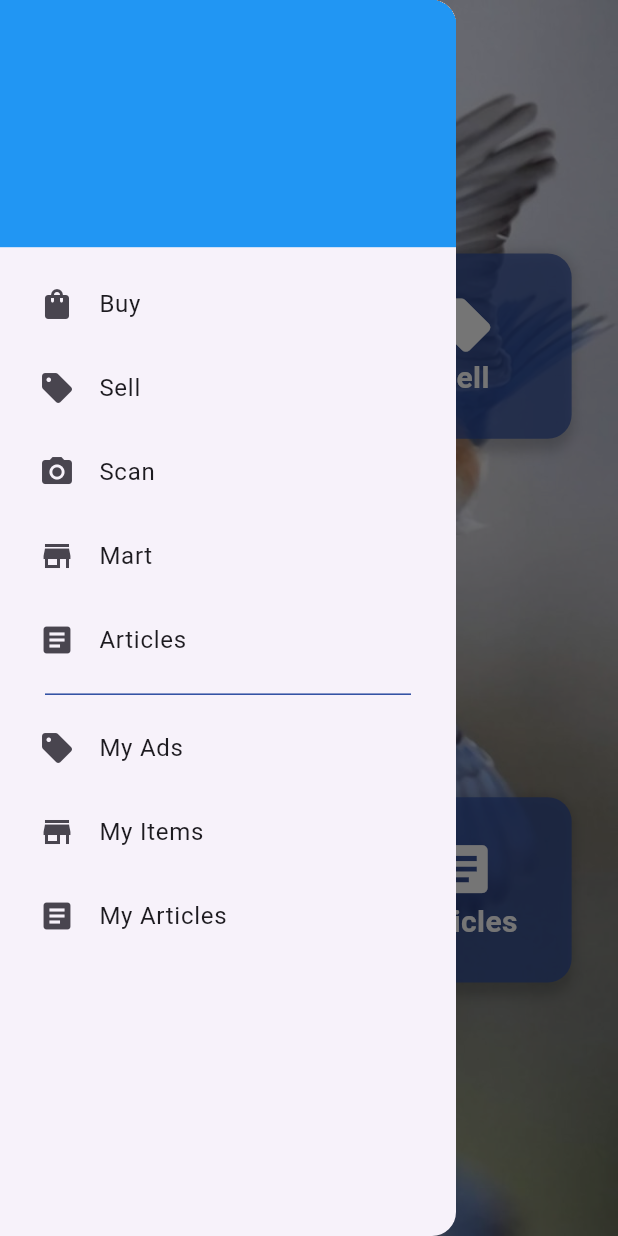
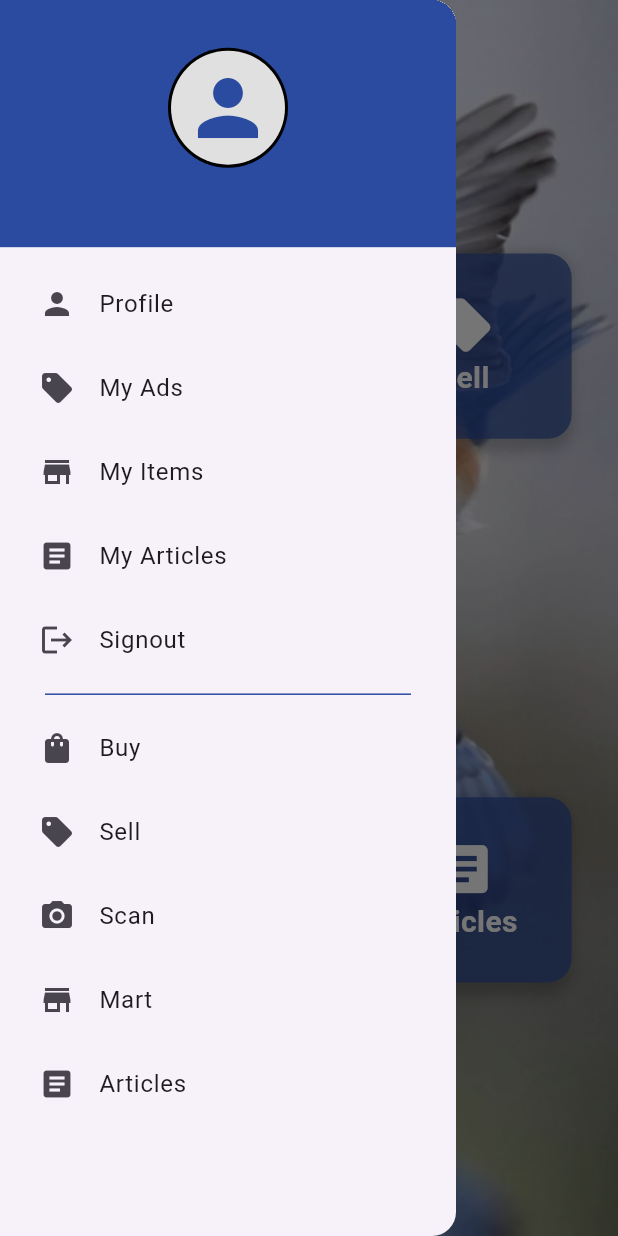
Before and after one commit to YaqoobAhmed/BIrdsApp, a Flutter app: the OnboardingScreen screen opened directly, with the side drawer open, on a phone screen of 412 x 824 dp. Run offline on Flutter 3.47's test engine with Material 3 defaults, Android fonts, the phone set to English and light mode, and no system bars; our stand-ins replace cloud_firestore, curved_labeled_navigation_bar, firebase_auth, firebase_core, firebase_storage, flutter_image_compress and 2 more; accounts and stored records are empty.

Commit message:
final design of drawer

```diff
--- a/lib/Views/Onboarding/Screen/onboarding.dart
+++ b/lib/Views/Onboarding/Screen/onboarding.dart
@@ -1,4 +1,6 @@
+import 'package:firebase/Views/Login/login.dart';
 import 'package:firebase/Views/Onboarding/Widget/onboard_container.dart';
+import 'package:firebase/Views/Profile/Screen/Profile_screen.dart';
 import 'package:firebase/colors.dart';
 import 'package:firebase/navBar.dart';
 import 'package:firebase_auth/firebase_auth.dart';
@@ -17,53 +19,112 @@ class _NavigationDrawerState extends State<NavigationDrawer> {
   @override
   Widget build(BuildContext context) {
     return Drawer(
-      child: StreamBuilder<User?>(
-        stream: FirebaseAuth.instance.authStateChanges(),
-        builder: (context, snapshot) {
-          if (snapshot.connectionState == ConnectionState.waiting) {
-            return CircularProgressIndicator();
-          } else {
-            User? currentUser = snapshot.data;
-            return Column(
+        child: Column(
       crossAxisAlignment: CrossAxisAlignment.start,
       children: [
-                buildHeader(context, currentUser),
+        buildHeader(context),
         buildMenuItems(context),
       ],
-            );
-          }
-        },
-      ),
-    );
+    ));
   }
 }
 
-Widget buildHeader(BuildContext context, User? user) => Container(
+Widget buildHeader(BuildContext context) => GestureDetector(
+      onTap: () => Navigator.pushReplacement(
+          context,
+          MaterialPageRoute(
+            builder: (context) => ProfileScreen(),
+          )),
+      child: Container(
         height: MediaQuery.of(context).size.height * 0.2,
         width: MediaQuery.of(context).size.width * 1,
-      color: Colors.blue,
-      padding:
-          EdgeInsets.only(top: MediaQuery.of(context).padding.top, bottom: 24),
+        color: blueColor,
+        padding: EdgeInsets.only(
+            top: MediaQuery.of(context).padding.top, bottom: 20),
         child: Column(
           mainAxisAlignment: MainAxisAlignment.end,
           crossAxisAlignment: CrossAxisAlignment.center,
           children: [
-          Text(
-            user?.displayName ?? 'No Name',
-            style: TextStyle(color: Colors.white),
+            Center(
+              child: CircleAvatar(
+                radius: 40,
+                backgroundColor: Colors.black,
+                child: CircleAvatar(
+                  backgroundColor: Colors.grey.shade300,
+                  radius: 38,
+                  child: Center(
+                    child: Icon(
+                      Icons.person,
+                      size: 60,
+                      color: blueColor,
+                    ),
+                  ),
+                ),
+              ),
+            ),
+            SizedBox(
+              height: 10,
             ),
             Text(
-            user?.email ?? '',
-            style: TextStyle(color: Colors.white),
+              currentUser.email ?? 'Not Available',
+              style: TextStyle(
+                  color: Colors.white,
+                  fontSize: 16,
+                  fontWeight: FontWeight.w500),
             ),
           ],
         ),
+      ),
     );
+
 Widget buildMenuItems(BuildContext context) => SingleChildScrollView(
       child: Padding(
         padding: const EdgeInsets.all(10.0),
         child: Column(
           children: [
+            ListTile(
+              onTap: () => Navigator.pushReplacement(
+                  context,
+                  MaterialPageRoute(
+                    builder: (context) => ProfileScreen(),
+                  )),
+              leading: Icon(Icons.person),
+              title: Text("Profile"),
+            ),
+            ListTile(
+              onTap: () {},
+              leading: Icon(Icons.sell),
+              title: Text("My Ads"),
+            ),
+            ListTile(
+              onTap: () {},
+              leading: Icon(Icons.store),
+              title: Text("My Items"),
+            ),
+            ListTile(
+              onTap: () {},
+              leading: Icon(Icons.article),
+              title: Text("My Articles"),
+            ),
+            ListTile(
+              onTap: () async {
+                await FirebaseAuth.instance.signOut();
+                Navigator.pushAndRemoveUntil(
+                  context,
+                  MaterialPageRoute(
+                    builder: (context) => LoginView(),
+                  ),
+                  (route) => false,
+                );
+              },
+              leading: Icon(Icons.logout),
+              title: Text("Signout"),
+            ),
+            Divider(
+              indent: 20,
+              endIndent: 20,
+              color: blueColor,
+            ),
             ListTile(
               onTap: () {
                 Navigator.push(
@@ -79,44 +140,56 @@ Widget buildMenuItems(BuildContext context) => SingleChildScrollView(
               title: Text("Buy"),
             ),
             ListTile(
-              onTap: () {},
+              onTap: () {
+                Navigator.pop(context);
+                Navigator.push(
+                  context,
+                  MaterialPageRoute(
+                    builder: (context) => BottomNavBar(initialTabIndex: 1),
+                  ),
+                );
+              },
               leading: Icon(Icons.sell),
               title: Text("Sell"),
             ),
             ListTile(
-              onTap: () {},
+              onTap: () {
+                Navigator.pop(context);
+                Navigator.push(
+                  context,
+                  MaterialPageRoute(
+                    builder: (context) => BottomNavBar(initialTabIndex: 2),
+                  ),
+                );
+              },
               leading: Icon(Icons.camera_alt),
               title: Text("Scan"),
             ),
             ListTile(
-              onTap: () {},
+              onTap: () {
+                Navigator.pop(context);
+                Navigator.push(
+                  context,
+                  MaterialPageRoute(
+                    builder: (context) => BottomNavBar(initialTabIndex: 3),
+                  ),
+                );
+              },
               leading: Icon(Icons.store),
               title: Text("Mart"),
             ),
             ListTile(
-              onTap: () {},
+              onTap: () {
+                Navigator.pop(context);
+                Navigator.push(
+                  context,
+                  MaterialPageRoute(
+                    builder: (context) => BottomNavBar(initialTabIndex: 4),
+                  ),
+                );
+              },
               leading: Icon(Icons.article),
               title: Text("Articles"),
-            ),
-            Divider(
-              indent: 20,
-              endIndent: 20,
-              color: blueColor,
-            ),
-            ListTile(
-              onTap: () {},
-              leading: Icon(Icons.sell),
-              title: Text("My Ads"),
-            ),
-            ListTile(
-              onTap: () {},
-              leading: Icon(Icons.store),
-              title: Text("My Items"),
-            ),
-            ListTile(
-              onTap: () {},
-              leading: Icon(Icons.article),
-              title: Text("My Articles"),
             ),
           ],
         ),
@@ -143,27 +216,7 @@ class OnboardingScreen extends StatelessWidget {
               child: Column(
                 mainAxisAlignment: MainAxisAlignment.center,
                 children: [
-                  // Padding(
-                  //   padding: const EdgeInsets.only(left: 15, top: 8),
-                  //   child: Align(
-                  //     alignment: Alignment.topLeft,
-                  //     child: IconButton(
-                  //       onPressed: () {
-                  //         Navigator.push(
-                  //           context,
-                  //           MaterialPageRoute(
-                  //             builder: (context) => ProfileScreen(),
-                  //           ),
-                  //         );
-                  //       },
-                  //       icon: Icon(
-                  //         Icons.settings,
-                  //         color: whiteColor,
-                  //         size: 30,
-                  //       ),
-                  //     ),
-                  //   ),
-                  // ),
+                  // Your content here
                   Expanded(
                     child: Column(
                       mainAxisAlignment: MainAxisAlignment.center,
```
Lines whose indentation alone changed are shown as unchanged.
